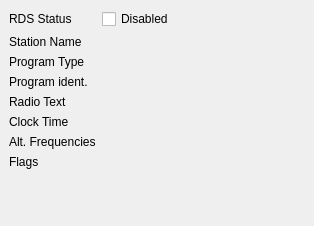
The window that qtgui/dockrds.ui (gqrx-sdr/gqrx) describes before a commit, drawn with Qt 5.
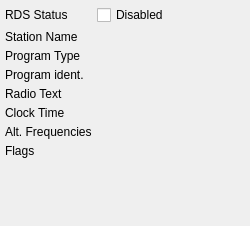
The same window after the commit.

Patch:
```diff
--- a/qtgui/dockrds.ui
+++ b/qtgui/dockrds.ui
@@ -9,10 +9,16 @@
    <rect>
     <x>0</x>
     <y>0</y>
-    <width>314</width>
+    <width>250</width>
     <height>226</height>
    </rect>
   </property>
+  <property name="minimumSize">
+   <size>
+    <width>250</width>
+    <height>226</height>
+   </size>
+  </property>
   <property name="allowedAreas">
    <set>Qt::LeftDockWidgetArea|Qt::RightDockWidgetArea</set>
   </property>
@@ -21,6 +27,24 @@
   </property>
   <widget class="QWidget" name="dockWidgetContents">
    <layout class="QFormLayout" name="formLayout">
+    <property name="horizontalSpacing">
+     <number>5</number>
+    </property>
+    <property name="verticalSpacing">
+     <number>5</number>
+    </property>
+    <property name="leftMargin">
+     <number>5</number>
+    </property>
+    <property name="topMargin">
+     <number>5</number>
+    </property>
+    <property name="rightMargin">
+     <number>5</number>
+    </property>
+    <property name="bottomMargin">
+     <number>5</number>
+    </property>
     <item row="0" column="0">
      <widget class="QLabel" name="label_8">
       <property name="text">
@@ -38,7 +62,7 @@
     <item row="1" column="1">
      <widget class="QLabel" name="station_name">
       <property name="sizePolicy">
-       <sizepolicy hsizetype="Ignored" vsizetype="Preferred">
+       <sizepolicy hsizetype="Preferred" vsizetype="Preferred">
         <horstretch>0</horstretch>
         <verstretch>0</verstretch>
        </sizepolicy>
@@ -64,7 +88,7 @@
     <item row="2" column="1">
      <widget class="QLabel" name="program_type">
       <property name="sizePolicy">
-       <sizepolicy hsizetype="Ignored" vsizetype="Preferred">
+       <sizepolicy hsizetype="Preferred" vsizetype="Preferred">
         <horstretch>0</horstretch>
         <verstretch>0</verstretch>
        </sizepolicy>
@@ -90,7 +114,7 @@
     <item row="3" column="1">
      <widget class="QLabel" name="program_information">
       <property name="sizePolicy">
-       <sizepolicy hsizetype="Ignored" vsizetype="Preferred">
+       <sizepolicy hsizetype="Preferred" vsizetype="Preferred">
         <horstretch>0</horstretch>
         <verstretch>0</verstretch>
        </sizepolicy>
@@ -116,7 +140,7 @@
     <item row="4" column="1">
      <widget class="QLabel" name="radiotext">
       <property name="sizePolicy">
-       <sizepolicy hsizetype="Ignored" vsizetype="Preferred">
+       <sizepolicy hsizetype="Preferred" vsizetype="Preferred">
         <horstretch>0</horstretch>
         <verstretch>0</verstretch>
        </sizepolicy>
@@ -142,7 +166,7 @@
     <item row="5" column="1">
      <widget class="QLabel" name="clocktime">
       <property name="sizePolicy">
-       <sizepolicy hsizetype="Ignored" vsizetype="Preferred">
+       <sizepolicy hsizetype="Preferred" vsizetype="Preferred">
         <horstretch>0</horstretch>
         <verstretch>0</verstretch>
        </sizepolicy>
@@ -168,7 +192,7 @@
     <item row="6" column="1">
      <widget class="QLabel" name="alt_freq">
       <property name="sizePolicy">
-       <sizepolicy hsizetype="Ignored" vsizetype="Preferred">
+       <sizepolicy hsizetype="Preferred" vsizetype="Preferred">
         <horstretch>0</horstretch>
         <verstretch>0</verstretch>
        </sizepolicy>
@@ -194,7 +218,7 @@
     <item row="7" column="1">
      <widget class="QLabel" name="flags">
       <property name="sizePolicy">
-       <sizepolicy hsizetype="Ignored" vsizetype="Preferred">
+       <sizepolicy hsizetype="Preferred" vsizetype="Preferred">
         <horstretch>0</horstretch>
         <verstretch>0</verstretch>
        </sizepolicy>
@@ -213,7 +237,7 @@
     <item row="0" column="1">
      <widget class="QCheckBox" name="rdsCheckbox">
       <property name="sizePolicy">
-       <sizepolicy hsizetype="Ignored" vsizetype="Preferred">
+       <sizepolicy hsizetype="Preferred" vsizetype="Preferred">
         <horstretch>0</horstretch>
         <verstretch>0</verstretch>
        </sizepolicy>
```
